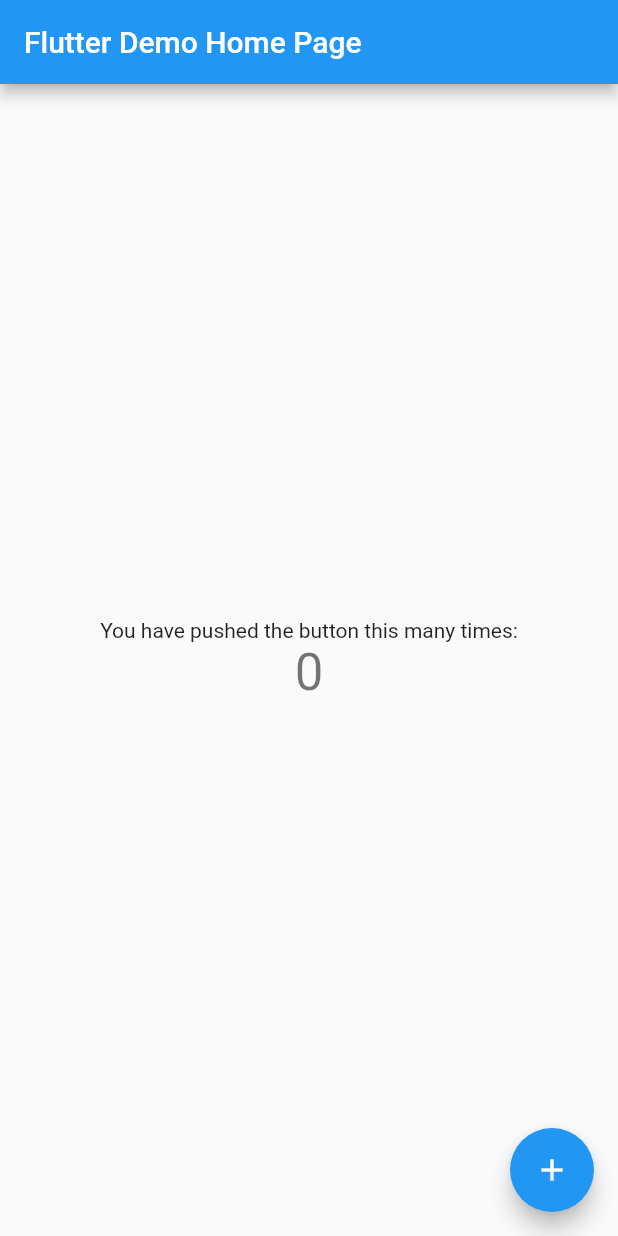
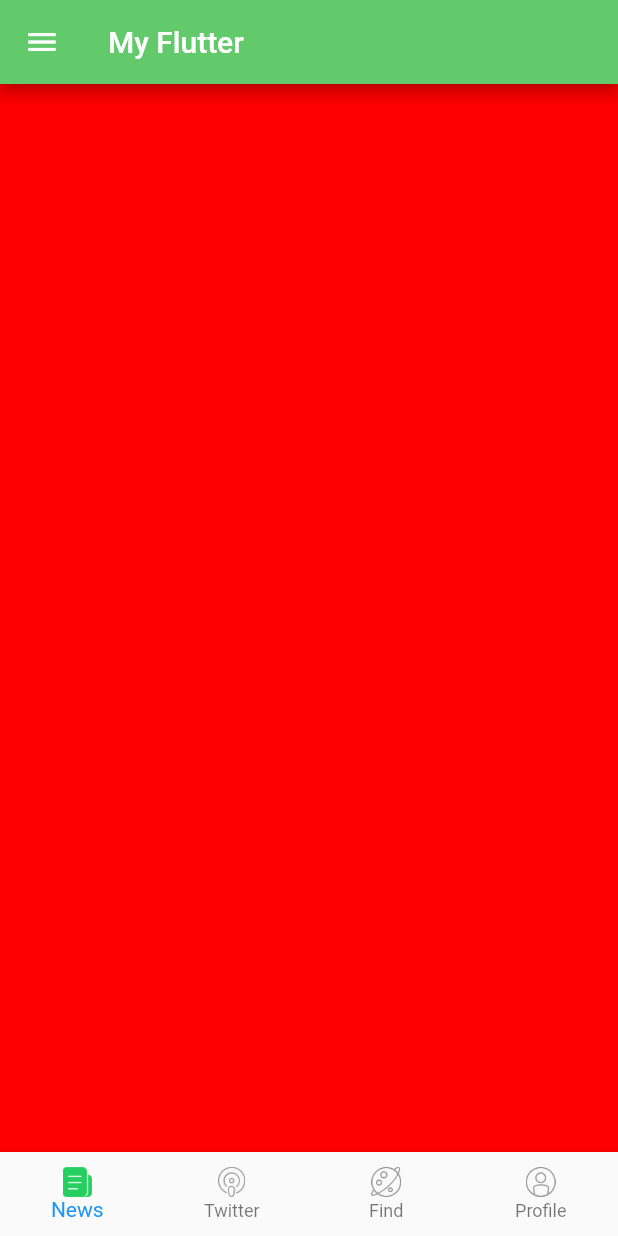
Before and after one commit to jizhe7550/FlutterDemo, a Flutter app: the screen it shows after launch, on a phone screen of 412 x 824 dp. Run offline on Flutter 3.47's test engine with Material 2 defaults, Android fonts, the phone set to English and light mode, and no system bars.

Commit message:
add tab button and draw

```diff
--- /dev/null
+++ b/flutter_demo/lib/constant/constant.dart
@@ -0,0 +1,5 @@
+abstract class AppColors{
+  //app theme colors
+  static const APP_THEME = 0xff63ca6c;
+  static const APP_BAR = 0xffffffff;
+}
--- /dev/null
+++ b/flutter_demo/lib/home_page.dart
@@ -0,0 +1,87 @@
+import 'package:flutter/material.dart';
+import 'package:flutter_demo/widgets/navigation_icon_view.dart';
+
+import 'constant/constant.dart' show AppColors;
+
+class HomePage extends StatefulWidget {
+  @override
+  _HomePageState createState() => _HomePageState();
+}
+
+class _HomePageState extends State<HomePage> {
+  final _appBarTitle = ['News', 'Log', 'Find', 'Profile'];
+  List<NavigationIconView> _navigationIconViews;
+  var _currentIndex = 0;
+  List<Widget> _pages;
+  PageController _pageController;
+
+  @override
+  void initState() {
+    super.initState();
+    _navigationIconViews = [
+      NavigationIconView(
+          title: 'News',
+          iconPath: 'assets/images/ic_nav_news_normal.png',
+          activeIconPath: 'assets/images/ic_nav_news_actived.png'),
+      NavigationIconView(
+          title: 'Twitter',
+          iconPath: 'assets/images/ic_nav_tweet_normal.png',
+          activeIconPath: 'assets/images/ic_nav_tweet_actived.png'),
+      NavigationIconView(
+          title: 'Find',
+          iconPath: 'assets/images/ic_nav_discover_normal.png',
+          activeIconPath: 'assets/images/ic_nav_discover_actived.png'),
+      NavigationIconView(
+          title: 'Profile',
+          iconPath: 'assets/images/ic_nav_my_normal.png',
+          activeIconPath: 'assets/images/ic_nav_my_pressed.png'),
+    ];
+
+    _pages = [
+      Container(color: Color(0xffff0000)),
+      Container(color: Color(0xffffda00)),
+      Container(color: Color(0xffff0fe0)),
+      Container(color: Color(0xffff430a))
+    ];
+
+    _pageController = PageController(initialPage: _currentIndex);
+  }
+
+  @override
+  Widget build(BuildContext context) {
+    //SafeArea use for adapting different shapes of screens
+    return Scaffold(
+      appBar: AppBar(
+        title: Text('My Flutter',
+            style: TextStyle(color: Color(AppColors.APP_BAR))),
+        iconTheme: IconThemeData(color: Color(AppColors.APP_BAR)),
+      ),
+      body: PageView.builder(
+        //physics: NeverScrollableScrollPhysics(),
+        itemBuilder: (BuildContext context, int index) {
+          return _pages[index];
+        },
+        controller: _pageController,
+        itemCount: _pages.length,
+        onPageChanged: (index) {
+          setState(() {
+            _currentIndex = index;
+          });
+        },
+      ),
+      bottomNavigationBar: BottomNavigationBar(
+        currentIndex: _currentIndex,
+        items: _navigationIconViews.map((view) => view.item).toList(),
+        type: BottomNavigationBarType.fixed,
+        onTap: (index) {
+          setState(() {
+            _currentIndex = index;
+          });
+          _pageController.animateToPage(index,
+              duration: Duration(milliseconds: 1), curve: Curves.ease);
+        },
+      ),
+      drawer: Drawer(),
+    );
+  }
+}
--- a/flutter_demo/lib/main.dart
+++ b/flutter_demo/lib/main.dart
@@ -1,111 +1,21 @@
 import 'package:flutter/material.dart';
+
+import 'constant/constant.dart' show AppColors;
+import 'home_page.dart';
 
 void main() => runApp(MyApp());
 
 class MyApp extends StatelessWidget {
-  // This widget is the root of your application.
+
   @override
   Widget build(BuildContext context) {
     return MaterialApp(
+      //debugShowCheckedModeBanner: false,
       title: 'Flutter Demo',
       theme: ThemeData(
-        // This is the theme of your application.
-        //
-        // Try running your application with "flutter run". You'll see the
-        // application has a blue toolbar. Then, without quitting the app, try
-        // changing the primarySwatch below to Colors.green and then invoke
-        // "hot reload" (press "r" in the console where you ran "flutter run",
-        // or simply save your changes to "hot reload" in a Flutter IDE).
-        // Notice that the counter didn't reset back to zero; the application
-        // is not restarted.
-        primarySwatch: Colors.blue,
+        primaryColor: Color(AppColors.APP_THEME),
       ),
-      home: MyHomePage(title: 'Flutter Demo Home Page'),
+      home: HomePage(),
     );
   }
 }
-
-class MyHomePage extends StatefulWidget {
-  MyHomePage({Key key, this.title}) : super(key: key);
-
-  // This widget is the home page of your application. It is stateful, meaning
-  // that it has a State object (defined below) that contains fields that affect
-  // how it looks.
-
-  // This class is the configuration for the state. It holds the values (in this
-  // case the title) provided by the parent (in this case the App widget) and
-  // used by the build method of the State. Fields in a Widget subclass are
-  // always marked "final".
-
-  final String title;
-
-  @override
-  _MyHomePageState createState() => _MyHomePageState();
-}
-
-class _MyHomePageState extends State<MyHomePage> {
-  int _counter = 0;
-
-  void _incrementCounter() {
-    setState(() {
-      // This call to setState tells the Flutter framework that something has
-      // changed in this State, which causes it to rerun the build method below
-      // so that the display can reflect the updated values. If we changed
-      // _counter without calling setState(), then the build method would not be
-      // called again, and so nothing would appear to happen.
-      _counter++;
-    });
-  }
-
-  @override
-  Widget build(BuildContext context) {
-    // This method is rerun every time setState is called, for instance as done
-    // by the _incrementCounter method above.
-    //
-    // The Flutter framework has been optimized to make rerunning build methods
-    // fast, so that you can just rebuild anything that needs updating rather
-    // than having to individually change instances of widgets.
-    return Scaffold(
-      appBar: AppBar(
-        // Here we take the value from the MyHomePage object that was created by
-        // the App.build method, and use it to set our appbar title.
-        title: Text(widget.title),
-      ),
-      body: Center(
-        // Center is a layout widget. It takes a single child and positions it
-        // in the middle of the parent.
-        child: Column(
-          // Column is also layout widget. It takes a list of children and
-          // arranges them vertically. By default, it sizes itself to fit its
-          // children horizontally, and tries to be as tall as its parent.
-          //
-          // Invoke "debug painting" (press "p" in the console, choose the
-          // "Toggle Debug Paint" action from the Flutter Inspector in Android
-          // Studio, or the "Toggle Debug Paint" command in Visual Studio Code)
-          // to see the wireframe for each widget.
-          //
-          // Column has various properties to control how it sizes itself and
-          // how it positions its children. Here we use mainAxisAlignment to
-          // center the children vertically; the main axis here is the vertical
-          // axis because Columns are vertical (the cross axis would be
-          // horizontal).
-          mainAxisAlignment: MainAxisAlignment.center,
-          children: <Widget>[
-            Text(
-              'You have pushed the button this many times:',
-            ),
-            Text(
-              '$_counter',
-              style: Theme.of(context).textTheme.display1,
-            ),
-          ],
-        ),
-      ),
-      floatingActionButton: FloatingActionButton(
-        onPressed: _incrementCounter,
-        tooltip: 'Increment',
-        child: Icon(Icons.add),
-      ), // This trailing comma makes auto-formatting nicer for build methods.
-    );
-  }
-}
--- /dev/null
+++ b/flutter_demo/lib/widgets/navigation_icon_view.dart
@@ -0,0 +1,32 @@
+import 'package:flutter/material.dart';
+
+class NavigationIconView {
+  //item
+  final BottomNavigationBarItem item;
+
+  //title
+  final String title;
+
+  //icon path
+  final String iconPath;
+
+  //actived icon path;
+  final String activeIconPath;
+
+  NavigationIconView(
+      {@required this.title,
+      @required this.iconPath,
+      @required this.activeIconPath})
+      : item = BottomNavigationBarItem(
+            icon: Image.asset(
+              iconPath,
+              width: 20.0,
+              height: 20.0,
+            ),
+            activeIcon: Image.asset(
+              activeIconPath,
+              width: 20.0,
+              height: 20.0,
+            ),
+            title: Text(title));
+}
```
Also changed, not shown: flutter_demo/pubspec.yaml (+10 -4 lines), flutter_demo/assets/images/cover_img.jpg (added), flutter_demo/assets/images/ic_avatar_default.png (added), flutter_demo/assets/images/ic_nav_discover_actived.png (added), flutter_demo/assets/images/ic_nav_discover_normal.png (added), flutter_demo/assets/images/ic_nav_my_normal.png (added), flutter_demo/assets/images/ic_nav_my_pressed.png (added), flutter_demo/assets/images/ic_nav_news_actived.png (added), flutter_demo/assets/images/ic_nav_news_normal.png (added), flutter_demo/assets/images/ic_nav_tweet_actived.png (added), flutter_demo/assets/images/ic_nav_tweet_normal.png (added), flutter_demo/pubspec.lock.
